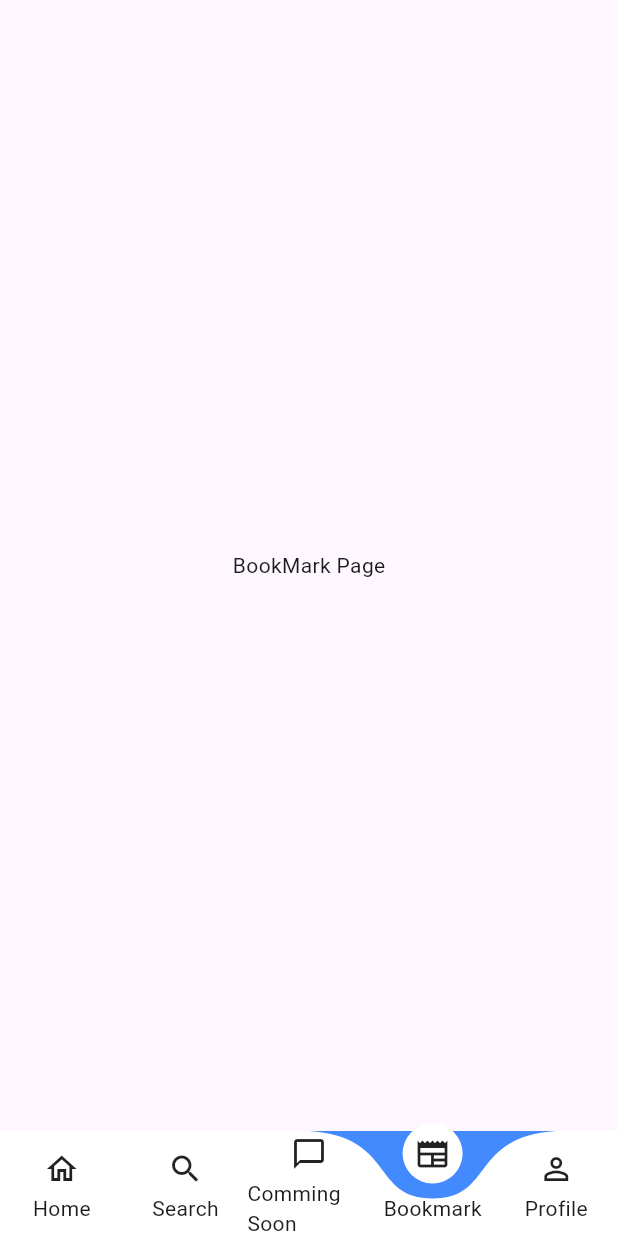
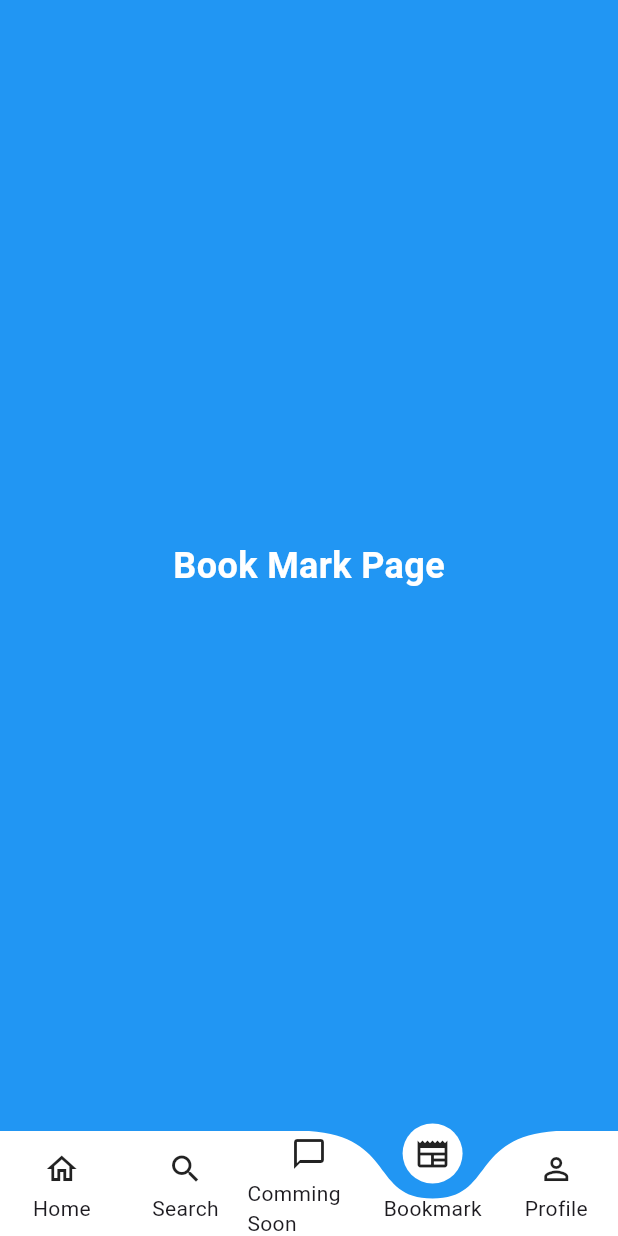
Before and after one commit to Gabniels/MovieApp-Flutter, a Flutter app: the screen it shows after launch, item 4 of the bottom bar chosen, on a phone screen of 412 x 824 dp. Run offline on Flutter 3.47's test engine with Material 3 defaults, Android fonts, the phone set to English and light mode, and no system bars; drawn by our look-alikes of curved_labeled_navigation_bar.

Commit message:
add page

```diff
--- a/lib/bookmark/bookmarkpage.dart
+++ b/lib/bookmark/bookmarkpage.dart
@@ -5,12 +5,18 @@ class BookmarkPage extends StatelessWidget {
 
   @override
   Widget build(BuildContext context) {
-   return const Scaffold(
-      body: Center(
-        child: Text(
-          'BookMark Page',
+    return const Scaffold(
+    backgroundColor: Colors.blue, // Menambahkan warna latar belakang biru
+    body: Center(
+      child: Text(
+        'Book Mark Page',
+        style: TextStyle(
+          color: Colors.white,
+          fontWeight: FontWeight.bold,
+          fontSize: 24
         ),
       ),
-    );
+    ),
+  );
   }
 }
--- a/lib/home/HomePage.dart
+++ b/lib/home/HomePage.dart
@@ -14,8 +14,6 @@ class HomePage extends StatefulWidget {
 
 class _HomePageState extends State<HomePage> {
   int _selectedIndex = 0;
-  static const TextStyle optionStyle =
-      TextStyle(fontSize: 30, fontWeight: FontWeight.bold);
 
   final List<Widget> _widgetOptions = <Widget>[
     const MoviePage(),
@@ -36,13 +34,13 @@ class _HomePageState extends State<HomePage> {
   Widget build(BuildContext context) {
     return Scaffold(
       body: Container(
-        color: Colors.blueAccent,
+        color: Colors.grey.shade100,
         child: Center(
           child: _widgetOptions.elementAt(_selectedIndex),
         ),
       ),
       bottomNavigationBar: CurvedNavigationBar(
-        backgroundColor: Colors.blueAccent,
+        backgroundColor: Colors.blue,
         items: const [
           CurvedNavigationBarItem(
             child: Icon(Icons.home_outlined),
--- a/lib/movie/moviepage.dart
+++ b/lib/movie/moviepage.dart
@@ -6,9 +6,12 @@ class MoviePage extends StatelessWidget {
   @override
   Widget build(BuildContext context) {
     return const Scaffold(
+      backgroundColor: Colors.blue, // Menambahkan warna latar belakang biru
       body: Center(
         child: Text(
           'Home Page',
+          style: TextStyle(
+              color: Colors.white, fontWeight: FontWeight.bold, fontSize: 24),
         ),
       ),
     );
```
Also changed, not shown: lib/commingsoon/commingsoonpage.dart (+11 -5 lines), lib/profile/profile.dart (+11 -5 lines), lib/search/searchPage.dart (+11 -5 lines).
